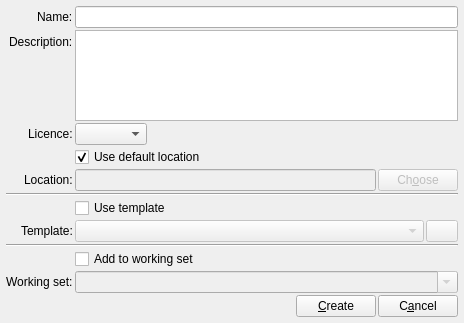
This is resources/ui/dialogs/project.ui in prymatex/prymatex as Qt 5 draws it before an edit. The edited form follows.
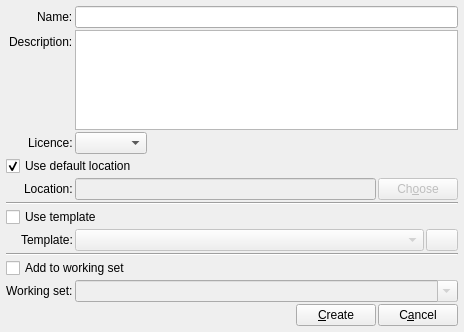
This is the edited form. Icons and pictures are not drawn.

The edit to the form file:
```diff
--- a/resources/ui/dialogs/project.ui
+++ b/resources/ui/dialogs/project.ui
@@ -10,7 +10,7 @@
     <x>0</x>
     <y>0</y>
     <width>464</width>
-    <height>323</height>
+    <height>332</height>
    </rect>
   </property>
   <property name="windowTitle">
@@ -61,16 +61,6 @@
      <item row="1" column="1">
       <widget class="QTextEdit" name="textDescription"/>
      </item>
-     <item row="3" column="1">
-      <widget class="QCheckBox" name="checkBoxUseDefaultLocation">
-       <property name="text">
-        <string>Use default location</string>
-       </property>
-       <property name="checked">
-        <bool>true</bool>
-       </property>
-      </widget>
-     </item>
      <item row="4" column="0">
       <widget class="QLabel" name="label2">
        <property name="text">
@@ -104,13 +94,6 @@
        </item>
       </layout>
      </item>
-     <item row="6" column="1">
-      <widget class="QCheckBox" name="checkBoxUseTemplate">
-       <property name="text">
-        <string>Use template</string>
-       </property>
-      </widget>
-     </item>
      <item row="7" column="0">
       <widget class="QLabel" name="label_2">
        <property name="text">
@@ -163,16 +146,6 @@
        </property>
       </widget>
      </item>
-     <item row="9" column="1">
-      <widget class="QCheckBox" name="checkBoxAddToWorkingSet">
-       <property name="text">
-        <string>Add to working set</string>
-       </property>
-       <property name="checked">
-        <bool>false</bool>
-       </property>
-      </widget>
-     </item>
      <item row="10" column="0">
       <widget class="QLabel" name="label3">
        <property name="text">
@@ -213,6 +186,33 @@
      <item row="2" column="1">
       <widget class="QComboBox" name="comboBoxLicence"/>
      </item>
+     <item row="3" column="0" colspan="2">
+      <widget class="QCheckBox" name="checkBoxUseDefaultLocation">
+       <property name="text">
+        <string>Use default location</string>
+       </property>
+       <property name="checked">
+        <bool>true</bool>
+       </property>
+      </widget>
+     </item>
+     <item row="6" column="0" colspan="2">
+      <widget class="QCheckBox" name="checkBoxUseTemplate">
+       <property name="text">
+        <string>Use template</string>
+       </property>
+      </widget>
+     </item>
+     <item row="9" column="0" colspan="2">
+      <widget class="QCheckBox" name="checkBoxAddToWorkingSet">
+       <property name="text">
+        <string>Add to working set</string>
+       </property>
+       <property name="checked">
+        <bool>false</bool>
+       </property>
+      </widget>
+     </item>
     </layout>
    </item>
    <item>
```
